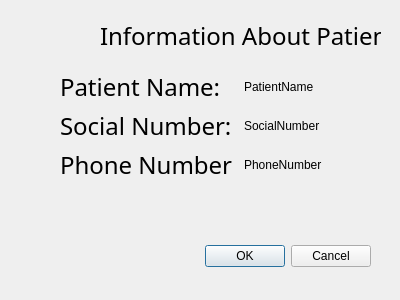
Old version of the form GroupFour_DoctorsOffice/patientpage.ui in the repository KittimasakBunrat/GroupFour_DoctorsOffice.
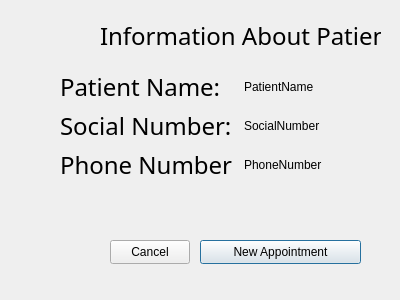
New version of the form.

```diff
--- a/GroupFour_DoctorsOffice/patientpage.ui
+++ b/GroupFour_DoctorsOffice/patientpage.ui
@@ -13,22 +13,6 @@
   <property name="windowTitle">
    <string>Dialog</string>
   </property>
-  <widget class="QDialogButtonBox" name="buttonBox">
-   <property name="geometry">
-    <rect>
-     <x>30</x>
-     <y>240</y>
-     <width>341</width>
-     <height>32</height>
-    </rect>
-   </property>
-   <property name="orientation">
-    <enum>Qt::Horizontal</enum>
-   </property>
-   <property name="standardButtons">
-    <set>QDialogButtonBox::Cancel|QDialogButtonBox::Ok</set>
-   </property>
-  </widget>
   <widget class="QLabel" name="label_6">
    <property name="geometry">
     <rect>
@@ -48,6 +32,32 @@
     <string>Information About Patient</string>
    </property>
   </widget>
+  <widget class="QPushButton" name="pushButton">
+   <property name="geometry">
+    <rect>
+     <x>200</x>
+     <y>240</y>
+     <width>161</width>
+     <height>24</height>
+    </rect>
+   </property>
+   <property name="text">
+    <string>New Appointment</string>
+   </property>
+  </widget>
+  <widget class="QPushButton" name="pushButton_2">
+   <property name="geometry">
+    <rect>
+     <x>110</x>
+     <y>240</y>
+     <width>80</width>
+     <height>24</height>
+    </rect>
+   </property>
+   <property name="text">
+    <string>Cancel</string>
+   </property>
+  </widget>
   <widget class="QWidget" name="">
    <property name="geometry">
     <rect>
```
Left out of the diff: 35 changed lines with no effect on the pictures.
